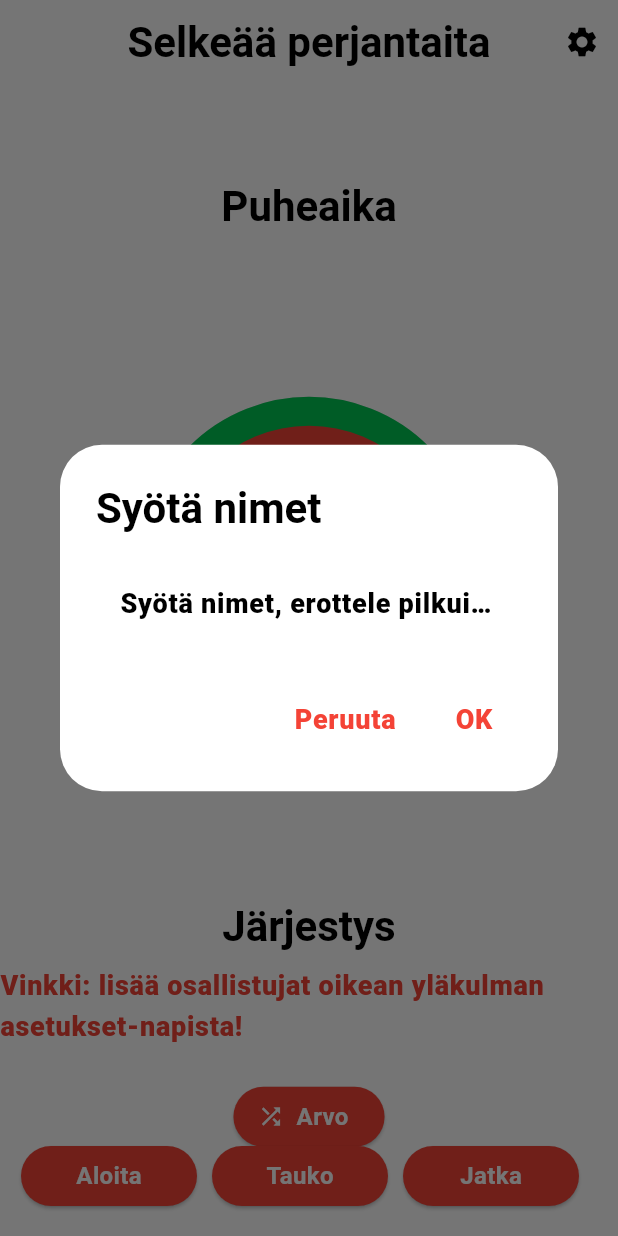
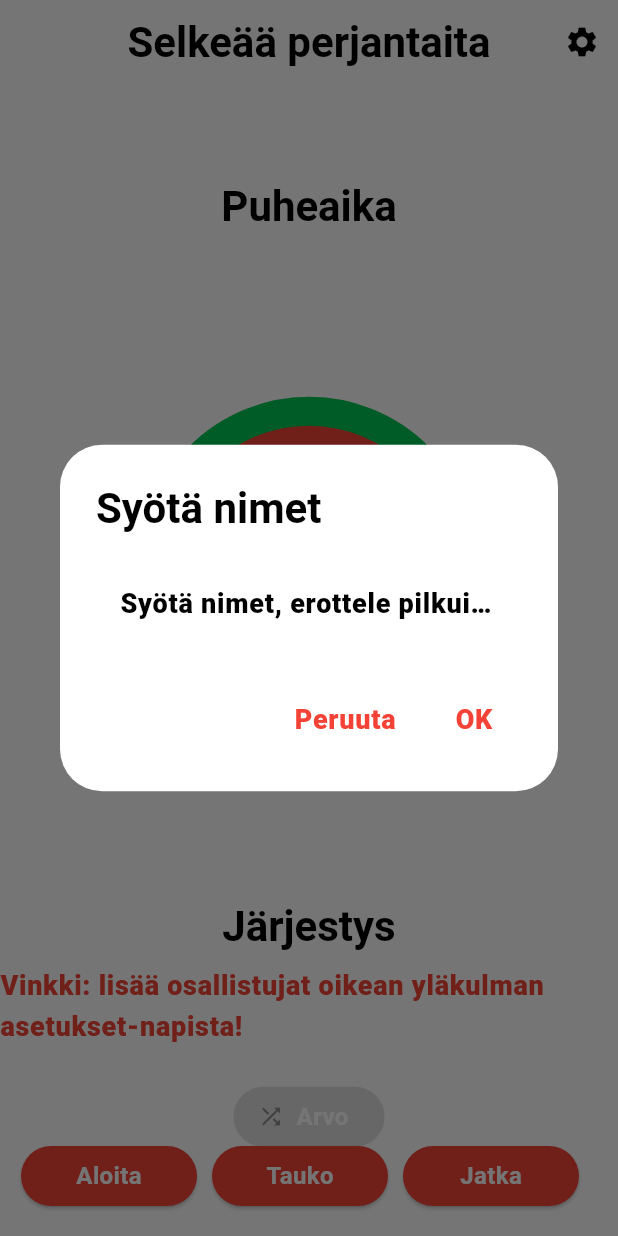
Before and after one commit to areee/flutter_participants_lottery, a Flutter app: the screen it shows after launch, after a tap on the "settings" icon, on a phone screen of 412 x 824 dp. Run offline on Flutter 3.47's test engine with Material 2 defaults, Android fonts, the phone set to English and light mode, and no system bars; drawn by our look-alikes of circular_countdown_timer; our stand-ins replace google_fonts, shared_preferences; missing offline and left inert: emoji_alert.

Commit message:
Remove 'participantNames' parts & use RunLotteryButton

```diff
--- a/lib/home_page.dart
+++ b/lib/home_page.dart
@@ -2,6 +2,7 @@ import 'package:emoji_alert/arrays.dart';
 import 'package:flutter/foundation.dart';
 import 'package:flutter/material.dart';
 import 'package:circular_countdown_timer/circular_countdown_timer.dart';
+import 'package:flutter_participants_lottery/components/run_lottery_button.dart';
 import 'package:flutter_participants_lottery/extensions/string_extension.dart';
 import 'package:flutter_participants_lottery/extensions/string_list_extension.dart';
 import 'package:shared_preferences/shared_preferences.dart';
@@ -34,18 +35,10 @@ class _HomePageState extends State<HomePage> {
   /// Load data in SharedPreferences on start
   void _loadData() async {
     final prefs = await SharedPreferences.getInstance();
-    var oldWay = prefs.getString('participantNames') ?? '';
-    var newWay = prefs.getStringList('participantNamesInList') ?? <String>[];
 
     setState(() {
-      // If the user's local storage has already some old comma-separated string names
-      if (oldWay.isNotEmpty && newWay.isEmpty) {
-        _participantNamesInList = oldWay.commaSeparatedStringIntoList();
-        prefs.setStringList('participantNamesInList', _participantNamesInList);
-        prefs.setString('participantNames', '');
-      } else {
-        _participantNamesInList = newWay;
-      }
+      _participantNamesInList =
+          prefs.getStringList('participantNamesInList') ?? <String>[];
     });
   }
 
@@ -78,7 +71,7 @@ class _HomePageState extends State<HomePage> {
   }
 
   /// Run lottery when the button is clicked
-  void _runLottery() async {
+  Future<void> _runLottery() async {
     final prefs = await SharedPreferences.getInstance();
     setState(() {
       _participantNamesInList = lottery.runLotteryList(_participantNamesInList);
@@ -229,22 +222,8 @@ class _HomePageState extends State<HomePage> {
                       style: Theme.of(context).textTheme.bodyText1,
                     ),
             ),
-            ElevatedButton.icon(
-              onPressed: () {
-                _runLottery();
-              },
-              icon: const Icon(
-                Icons.shuffle,
-                size: 18,
-              ),
-              label: Text(
-                "Arvo",
-                style: Theme.of(context).textTheme.bodyText2,
-              ),
-              style: ElevatedButton.styleFrom(
-                foregroundColor: Theme.of(context).colorScheme.onPrimary,
-                backgroundColor: Theme.of(context).colorScheme.primary,
-              ),
+            RunLotteryButton(
+              _participantNamesInList.isEmpty ? null : _runLottery,
             ),
           ],
         ),
```
